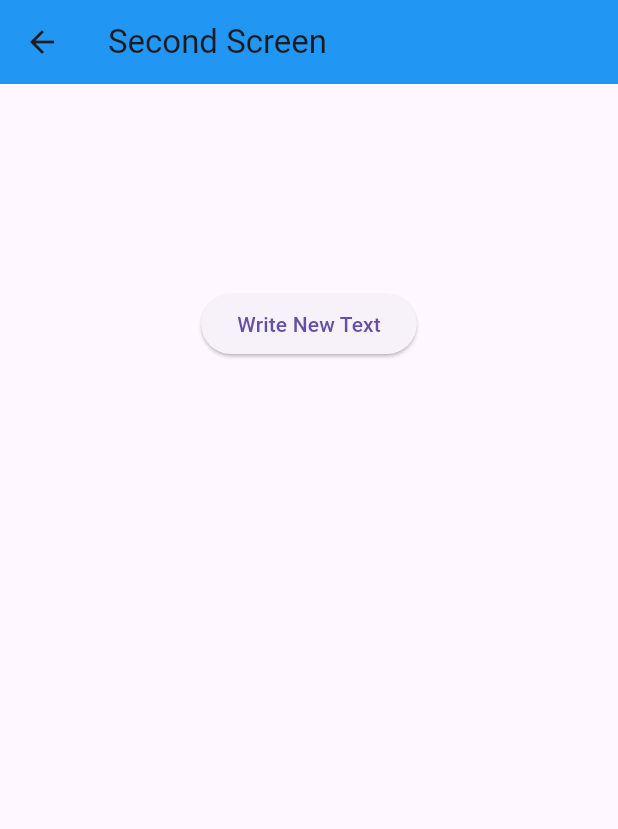
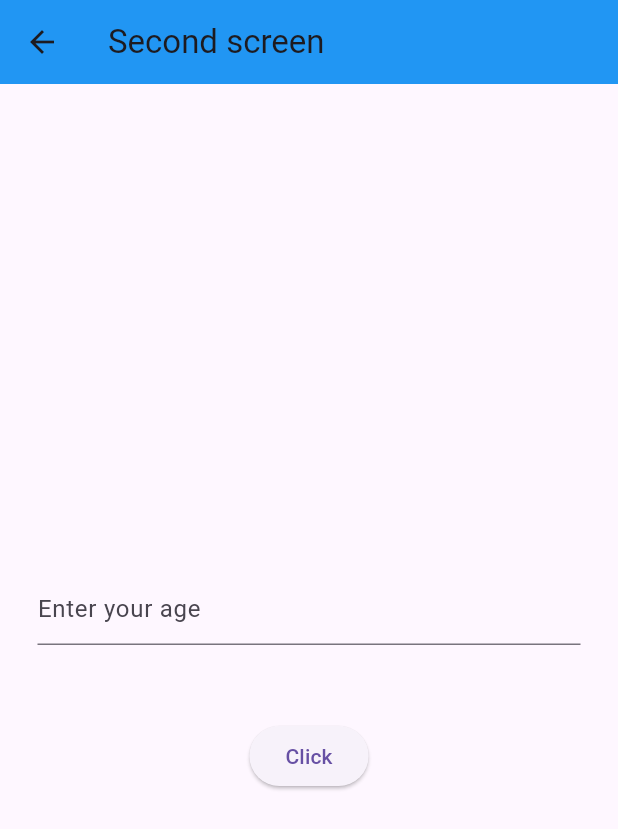
Before and after one commit to bhavin100803/form, a Flutter app: the screen it shows after launch, after a tap on "Click", on a phone screen of 412 x 824 dp. Shown: the top 829 px of the screen. Run offline on Flutter 3.47's test engine with Material 3 defaults, Android fonts, the phone set to English and light mode, and no system bars; our stand-ins replace firebase_core, firebase_database, flutter_animate, flutter_slidable, pie_chart and 1 more; missing offline and left inert: dart:ffi; accounts and stored records are empty.

Commit message:
update animation

```diff
--- a/lib/animation.dart
+++ b/lib/animation.dart
@@ -2,10 +2,11 @@ import 'dart:math';
 
 import 'package:flutter/cupertino.dart';
 import 'package:flutter/material.dart';
+import 'package:form/thirdpage.dart';
 import 'package:sliver_tools/sliver_tools.dart';
 import 'dart:math' as math;
 
-import 'package:form/firstpage.dart';
+import 'package:form/secondpage.dart';
 
 // const List<Widget> fruits = <Widget>[
 //   Text('Apple'),
@@ -73,45 +74,64 @@ class _animationWidgetState extends State<animationWidget> {
   //   (Colors.white, Colors.green, null),
   //   (Colors.white, Colors.green, CircleBorder()),
   // ];
+
   // int index = 0;
-  @override
-  void dispose() {
-    // Clean up the controller
-    // when the widget is disposed.
-    nameController.dispose();
-    emailController.dispose();
-    super.dispose();
-  }
+  // @override
+  // void dispose() {
+  //   // Clean up the controller
+  //   // when the widget is disposed.
+  //   nameController.dispose();
+  //   emailController.dispose();
+  //   super.dispose();
+  // }
 
   @override
   Widget build(BuildContext context) {
     return Scaffold(
       appBar: AppBar(
+        title: Text('First page'),
         backgroundColor: Colors.blue,
       ),
       body: Center(
         child: Container(
+          margin: EdgeInsets.only(left: 25, right: 25, top: 30, bottom: 30),
           child: Column(
+            mainAxisAlignment: MainAxisAlignment.center,
             children: [
               Center(
                 child: TextField(
                     cursorColor: Colors.black,
                     controller: nameController,
-                    decoration: InputDecoration(hintText: "Enter your name")),
+                    decoration: InputDecoration(
+                        focusedBorder: OutlineInputBorder(
+                          borderRadius: BorderRadius.circular(21),
+                        ),
+                        hintText: "Enter your name")),
+              ),
+              SizedBox(
+                height: 10,
               ),
               TextField(
                 cursorColor: Colors.black,
                 controller: emailController,
                 decoration: InputDecoration(
+                    focusedBorder: OutlineInputBorder(
+                      borderRadius: BorderRadius.circular(21),
+                    ),
                     hintText: "Enter your email"),
+              ),
+              SizedBox(
+                height: 20,
               ),
               ElevatedButton(
                   onPressed: () {
                     Navigator.push(
                         context,
                         MaterialPageRoute(
-                          builder: (context) =>
-                              firstpageWidget(name: nameController.text,email: emailController.text,),
+                          builder: (context) => second_pagewidget(
+                            name: nameController.text,
+                            email: emailController.text,
+                          ),
                         ));
                   },
                   child: const Text('Click'))
--- a/lib/firstpage.dart
+++ /dev/null
@@ -1,48 +0,0 @@
-import 'package:flutter/cupertino.dart';
-import 'package:flutter/material.dart';
-
-class firstpageWidget extends StatefulWidget {
-  const firstpageWidget({Key? Key,required this.name,required this.email}): super(key:Key);
-
-  final String name;
-  final  String email;
-  @override
-  State<firstpageWidget> createState() => _firstpageWidgetState();
-}
-
-class _firstpageWidgetState extends State<firstpageWidget> {
-
-  @override
-  Widget build(BuildContext context) {
-    return Scaffold(
-      appBar: AppBar(
-        title: Text('Second Screen'),
-        backgroundColor: Colors.blue,
-      ),
-      body: Center(
-        child: Column(
-          children: [
-            SizedBox(
-              height: 50,
-            ),
-            Text(
-              '${widget.name}',
-              style: TextStyle(fontSize: 30),
-            ),
-            Text(
-              '${widget.email}',
-              style: TextStyle(fontSize: 30),
-            ),
-
-            ElevatedButton(
-              onPressed: () {
-                Navigator.pop(context);
-              },
-              child: Text("Write New Text"),
-            )
-          ],
-        ),
-      ),
-    );
-  }
-}
--- /dev/null
+++ b/lib/secondpage.dart
@@ -0,0 +1,59 @@
+import 'package:flutter/cupertino.dart';
+import 'package:flutter/material.dart';
+import 'package:form/thirdpage.dart';
+
+class second_pagewidget extends StatefulWidget {
+  const second_pagewidget({super.key, required this.name, required this.email,});
+
+
+  final String name;
+  final String email;
+
+
+  @override
+  State<second_pagewidget> createState() => _second_pageState();
+}
+
+class _second_pageState extends State<second_pagewidget> {
+  final ageController = TextEditingController();
+  @override
+  Widget build(BuildContext context) {
+    return Scaffold(
+      appBar: AppBar(
+        title: Text("Second screen"),
+        backgroundColor: Colors.blue,
+      ),
+      body: Center(
+        child: Column(
+          mainAxisAlignment: MainAxisAlignment.center,
+          children: [
+            Container(
+              margin:  EdgeInsets.only(left: 25, right: 25, top: 30, bottom: 30),
+              child: TextField(
+                cursorColor: Colors.black,
+                controller: ageController,
+                keyboardType: TextInputType.number,
+                decoration: InputDecoration(
+                    focusedBorder: OutlineInputBorder(
+                      borderRadius: BorderRadius.circular(21),
+                    ),
+                    hintText: "Enter your age"),
+              ),
+            ),
+            SizedBox(height: 20,),
+            ElevatedButton(
+                onPressed: () {
+                  Navigator.push(
+                      context,
+                      MaterialPageRoute(
+                        builder: (context) =>
+                           thirdpagewidget(name: widget.name, email: widget.email, age: ageController.text)
+                      ));
+                },
+                child: const Text('Click'))
+          ],
+        ),
+      ),
+    );
+  }
+}
```
Also changed, not shown: lib/login.dart (+8 -12 lines), lib/thirdpage.dart (added, +53 -0 lines).
